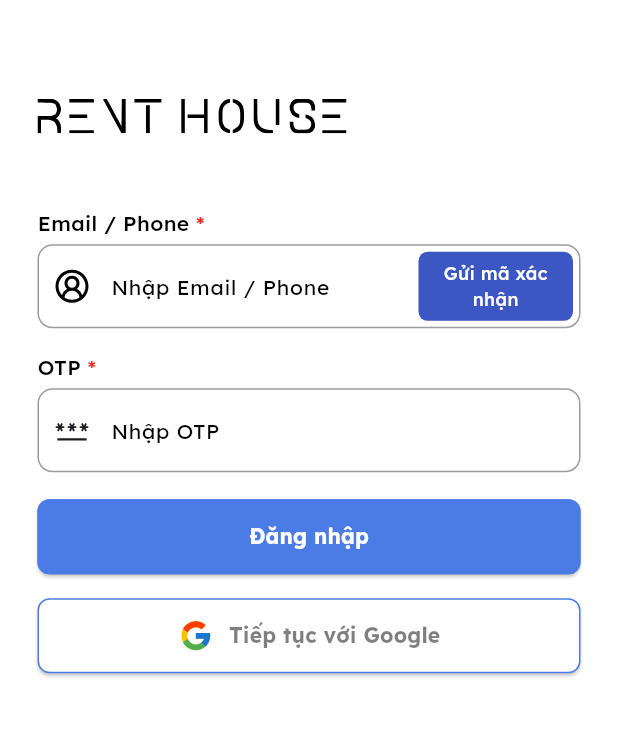
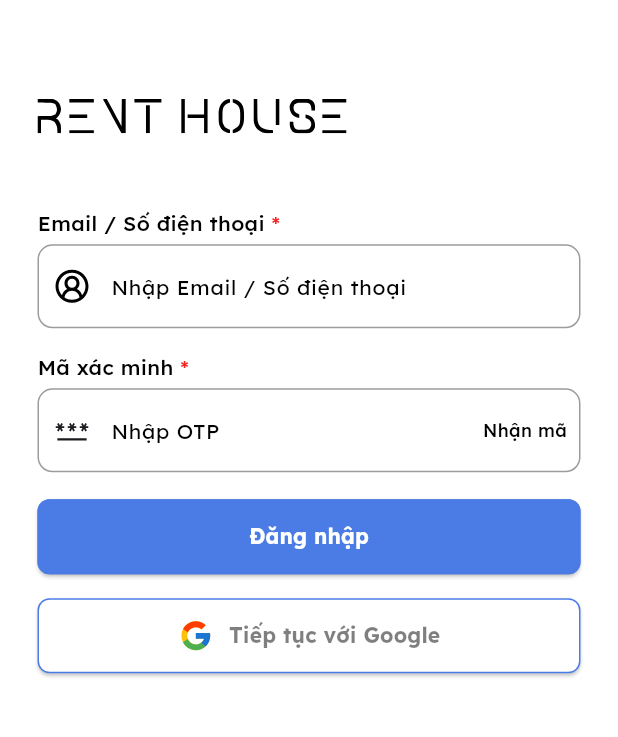
Before and after one commit to tridevi-team/renthub-client-app, a Flutter app: the SignInScreen screen opened directly, on a phone screen of 412 x 824 dp, the part 60-797 px from its top. Run offline on Flutter 3.47's test engine with Material 3 defaults, Android fonts, the phone set to English and light mode, and no system bars; drawn by our look-alikes of toastification; our stand-ins replace cached_network_image, carousel_slider, cloud_firestore, device_info_plus, firebase_auth, firebase_core and 13 more; missing offline and left inert: mobile_scanner, video_thumbnail; accounts and stored records are empty; network calls fail; statements that could not run were skipped.

Commit message:
[refactor] Update the UI for sending OTP during sign-in

```diff
--- a/lib/ui/signin/signin_controller.dart
+++ b/lib/ui/signin/signin_controller.dart
@@ -37,7 +37,8 @@ class SignInController extends BaseController {
   String accessToken = '';
   String refreshToken = '';
   Timer? _timer;
-  RxInt remainingSeconds = 90.obs;
+  int initialSeconds = 90;
+  RxInt remainingSeconds = 0.obs;
 
   static const String defaultErrorMessage = "Có lỗi xảy ra. Vui lòng thử lại.";
 
@@ -161,6 +162,9 @@ class SignInController extends BaseController {
   }
 
   void sendOTP() async {
+    if (contactErrorInputObject.value.isError) {
+      return;
+    }
     if (isSendOTP.isTrue) {
       return;
     }
@@ -282,6 +286,9 @@ class SignInController extends BaseController {
   }
 
   void startCountdown() {
+    if (remainingSeconds.value == 0) {
+      remainingSeconds.value = initialSeconds;
+    }
     if (_timer == null || !_timer!.isActive) {
       isSendOTP.value = true;
       _timer = Timer.periodic(const Duration(seconds: 1), (timer) {
--- a/lib/ui/signin/signin_screen.dart
+++ b/lib/ui/signin/signin_screen.dart
@@ -28,25 +28,17 @@ class SignInScreen extends StatelessWidget {
                 const SizedBox(height: 50),
                 SvgPicture.asset('assets/images/img_rent_house.svg', width: Get.width / 2),
                 const SizedBox(height: 50),
-                    const TitleInputWidget(title: 'Email / Phone', isRequired: true),
+                const TitleInputWidget(title: 'Email / Số điện thoại', isRequired: true),
                 const SizedBox(height: 4),
                 TextInputWidget(
-                      hintText: 'Nhập Email / Phone',
+                  hintText: 'Nhập Email / Số điện thoại',
                   prefixIconPath: AssetSvg.iconPerson,
                   controller: controller.contactInputController,
                   errorInput: controller.contactErrorInputObject,
-                      sendOTP: true,
-                      isSendOTP: controller.isSendOTP.value,
-                      timeCountdown: controller.formattedRemainingTime,
-                      onSendOTP: () {
-                        if (controller.contactErrorInputObject.value.isError == false) {
-                          controller.sendOTP();
-                        }
-                      },
                   onChanged: controller.onChangeContactInput,
                 ),
                 const SizedBox(height: 16),
-                    const TitleInputWidget(title: 'OTP', isRequired: true),
+                const TitleInputWidget(title: 'Mã xác minh', isRequired: true),
                 const SizedBox(height: 4),
                 TextInputWidget(
                     hintText: 'Nhập OTP',
@@ -55,7 +47,11 @@ class SignInScreen extends StatelessWidget {
                     keyboardType: TextInputType.number,
                     controller: controller.otpEditingController,
                     onChanged: controller.onChangeOTP,
-                          errorInput: controller.otpErrorInputObject),
+                    errorInput: controller.otpErrorInputObject,
+                    sendOTP: true,
+                    isSendOTP: controller.isSendOTP.value,
+                    timeCountdown: controller.formattedRemainingTime,
+                    onSendOTP: controller.sendOTP),
                 /*const SizedBox(height: 10),
                     Align(
                       alignment: Alignment.topRight,
--- a/lib/widgets/textfield/text_input_widget.dart
+++ b/lib/widgets/textfield/text_input_widget.dart
@@ -208,22 +208,12 @@ class _TextInputWidgetState extends State<TextInputWidget> {
                             GestureDetector(
                               onTap: widget.onSendOTP,
                               child: Padding(
-                                padding: const EdgeInsets.symmetric(vertical: 4),
-                                child: Container(
-                                  width: Get.width / 4,
-                                  height: 50,
-                                  alignment: Alignment.center,
-                                  decoration: BoxDecoration(
-                                      color: widget.isSendOTP
-                                          ? AppColors.neutral9E9E9E
-                                          : AppColors.primary1,
-                                      borderRadius: BorderRadius.circular(6)),
-                                  child: Text(
-                                    widget.isSendOTP ? '${widget.timeCountdown}' : 'Gửi mã xác nhận',
-                                    style: ConstantFont.mediumText
-                                        .copyWith(color: AppColors.white, fontSize: 12),
-                                    textAlign: TextAlign.center,
-                                  ),
+                                padding: const EdgeInsets.all(4),
+                                child: Text(
+                                  widget.isSendOTP ? '${widget.timeCountdown}' : 'Nhận mã',
+                                  style: ConstantFont.mediumText
+                                      .copyWith(color: AppColors.black, fontSize: 12),
+                                  textAlign: TextAlign.center,
                                 ),
                               ),
                             )
```
Lines whose indentation alone changed are shown as unchanged.
